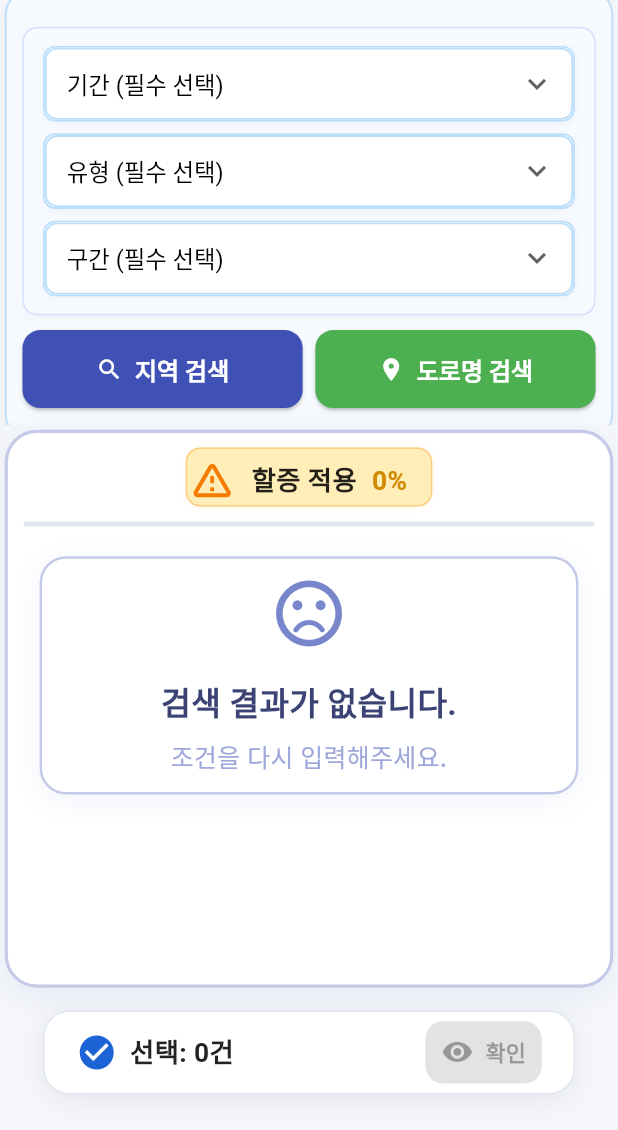
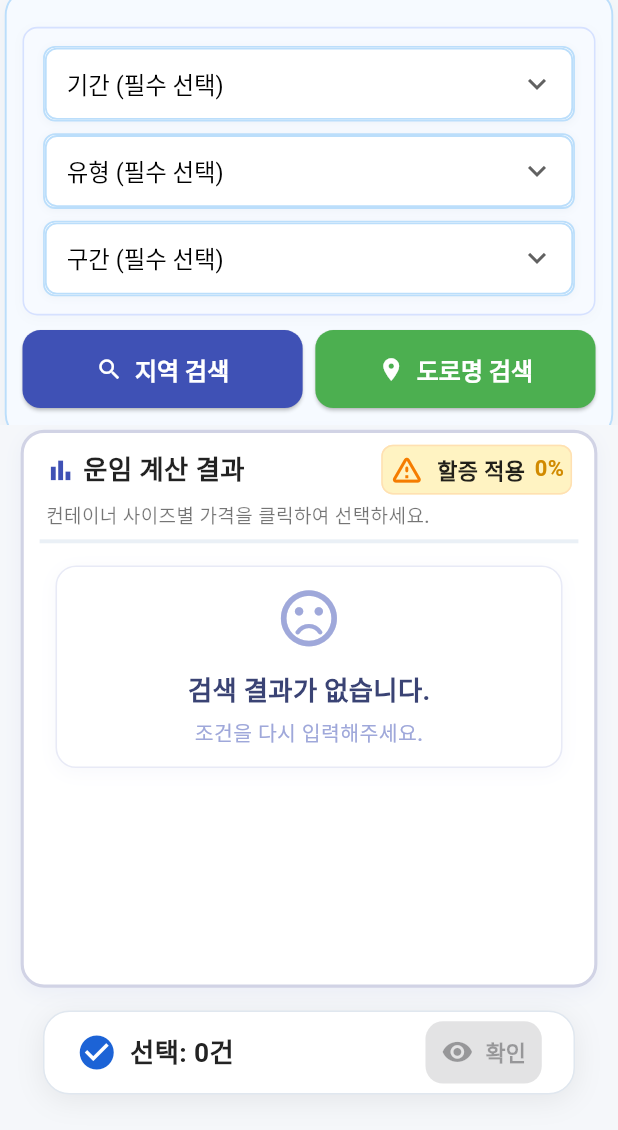
Before and after one commit to jang1231111/line-all-company, a Flutter app: the screen it shows after launch, on a phone screen of 412 x 824 dp, the part 106-1236 px from its top. Run offline on Flutter 3.47's test engine with Material 3 defaults, Android fonts, the phone set to English and light mode, and no system bars; our stand-ins replace dio, firebase_core, firebase_crashlytics, flutter_riverpod, flutter_screenutil, freezed_annotation and 3 more; missing offline and left inert: tutorial_coach_mark; accounts and stored records are empty.

Commit message:
🎨 FareresultTable 폰트 축소

```diff
--- a/lib/features/condition/presentation/widgets/fare_result_table.dart
+++ b/lib/features/condition/presentation/widgets/fare_result_table.dart
@@ -34,18 +34,21 @@ class FareResultTable extends ConsumerWidget {
         constraints: BoxConstraints(maxWidth: 600.w),
         decoration: BoxDecoration(
           color: Colors.white,
-          borderRadius: BorderRadius.circular(22.r),
-          border: Border.all(color: Colors.indigo.shade100, width: 2.w),
+          borderRadius: BorderRadius.circular(16.r),
+          border: Border.all(
+            color: Colors.indigo.shade900.withOpacity(0.2),
+            width: 2.w,
+          ),
           boxShadow: [
             BoxShadow(
-              color: Colors.indigo.withOpacity(0.08),
-              blurRadius: 18.r,
-              offset: Offset(0, 6.h),
+              color: Colors.indigo.withOpacity(0.05),
+              blurRadius: 10.r,
+              offset: Offset(0, 4.h),
             ),
           ],
         ),
-        margin: EdgeInsets.zero,
-        padding: EdgeInsets.symmetric(vertical: 10.h, horizontal: 10.w),
+        margin: EdgeInsets.symmetric(horizontal: 10.w),
+        padding: EdgeInsets.symmetric(vertical: 8.h, horizontal: 10.w),
         child: resultsAsync.when(
           loading: () => SizedBox(
             height: 300.h,
@@ -58,21 +61,47 @@ class FareResultTable extends ConsumerWidget {
           error: (err, stack) => Center(
             child: Text(
               '오류가 발생했습니다.\n$err',
-              style: TextStyle(fontSize: 20.sp, color: Colors.red),
+              style: TextStyle(fontSize: 14.sp, color: Colors.red),
               textAlign: TextAlign.center,
             ),
           ),
           data: (results) => Column(
             crossAxisAlignment: CrossAxisAlignment.start,
             children: [
-              // 할증 정보 박스에 키 추가
+              // 설명 텍스트 추가: 사용자 안내용
+              Padding(
+                padding: EdgeInsets.symmetric(horizontal: 4.w),
+                child: Column(
+                  crossAxisAlignment: CrossAxisAlignment.start,
+                  children: [
+                    Row(
+                      mainAxisAlignment: MainAxisAlignment.spaceBetween,
+                      children: [
+                        Row(
+                          children: [
+                            Icon(
+                              Icons.bar_chart,
+                              color: Colors.indigo,
+                              size: 20.sp,
+                            ),
+                            SizedBox(width: 5.w),
+                            Text(
+                              '운임 계산 결과',
+                              style: TextStyle(
+                                fontSize: 18.sp,
+                                color: Colors.black87,
+                                fontWeight: FontWeight.bold,
+                              ),
+                            ),
+                          ],
+                        ),
                         Row(
                           mainAxisAlignment: MainAxisAlignment.center,
                           children: [
                             Material(
                               key: surchargeTargetKey, // <-- key 전달
                               color: const Color(0xFFFFF3C2),
-                    borderRadius: BorderRadius.circular(10.r),
+                              borderRadius: BorderRadius.circular(8.r),
                               child: InkWell(
                                 splashColor: Colors.orange.withOpacity(0.1),
                                 highlightColor: Colors.orange.withOpacity(0.1),
@@ -86,49 +115,40 @@ class FareResultTable extends ConsumerWidget {
                                 },
                                 child: Container(
                                   decoration: BoxDecoration(
-                          borderRadius: BorderRadius.circular(10.r),
-                          border: Border.all(color: Colors.orange.shade200),
-                          boxShadow: [
-                            BoxShadow(
-                              color: Colors.orange.withOpacity(0.06),
-                              blurRadius: 4.r,
-                              offset: Offset(0, 1.h),
+                                    borderRadius: BorderRadius.circular(8.r),
+                                    border: Border.all(
+                                      color: Colors.orange.shade100,
                                     ),
-                          ],
                                   ),
-                        padding: EdgeInsets.all(1.w),
-                        child: Column(
-                          crossAxisAlignment: CrossAxisAlignment.start,
-                          children: [
-                            SizedBox(height: 4.h),
-                            Row(
-                              mainAxisAlignment: MainAxisAlignment.center,
+                                  padding: EdgeInsets.symmetric(
+                                    vertical: 4.h,
+                                    horizontal: 4.w,
+                                  ),
+                                  child: Row(
+                                    mainAxisSize: MainAxisSize.min,
                                     children: [
                                       Icon(
                                         Icons.warning_amber_rounded,
                                         color: Colors.orange[700],
-                                  size: 32.sp,
+                                        size: 24.sp,
                                       ),
-                                SizedBox(width: 10.w),
+                                      SizedBox(width: 8.w),
                                       Text(
-                                  '할증 적용 ',
+                                        '할증 적용',
                                         style: TextStyle(
-                                    fontWeight: FontWeight.bold,
-                                    fontSize: 18.sp,
+                                          fontWeight: FontWeight.w700,
+                                          fontSize: 15.sp,
                                           color: Colors.black87,
                                         ),
                                       ),
-                                SizedBox(width: 5.w),
+                                      SizedBox(width: 6.w),
                                       Text(
                                         '${(surchargeRate * 100).toStringAsFixed(0)}%',
                                         style: TextStyle(
-                                    fontWeight: FontWeight.bold,
-                                    fontSize: 18.sp,
+                                          fontWeight: FontWeight.w700,
+                                          fontSize: 15.sp,
                                           color: Color(0xFFD18A00),
                                         ),
-                                ),
-                                SizedBox(width: 14.w),
-                              ],
                                       ),
                                     ],
                                   ),
@@ -137,7 +157,26 @@ class FareResultTable extends ConsumerWidget {
                             ),
                           ],
                         ),
-              Divider(height: 24.h, thickness: 3.w, color: Color(0xFFE0E7EF)),
+                      ],
+                    ),
+                    SizedBox(height: 5.h),
+                    Text(
+                      '컨테이너 사이즈별 가격을 클릭하여 선택하세요.',
+                      style: TextStyle(
+                        fontSize: 13.sp,
+                        color: Colors.black54,
+                        fontWeight: FontWeight.w500,
+                      ),
+                    ),
+                  ],
+                ),
+              ),
+
+              // 할증 정보 박스에 키 추가
+              SizedBox(height: 5.h),
+              Divider(height: 5.h, thickness: 2.5.w, color: Color(0xFFEAF0F6)),
+              SizedBox(height: 4.h),
+
               if (results.isEmpty)
                 // ...empty UI...
                 Padding(
@@ -149,19 +188,19 @@ class FareResultTable extends ConsumerWidget {
                     child: Container(
                       key: resultsTargetKey, // <-- 전체 결과 영역 키
                       width: double.infinity,
-                      padding: EdgeInsets.symmetric(vertical: 10.h),
+                      padding: EdgeInsets.symmetric(vertical: 12.h),
                       decoration: BoxDecoration(
                         color: Colors.white,
-                        borderRadius: BorderRadius.circular(18.r),
+                        borderRadius: BorderRadius.circular(14.r),
                         border: Border.all(
-                          color: Colors.indigo.shade100,
-                          width: 1.5.w,
+                          color: Colors.indigo.shade50,
+                          width: 1.w,
                         ),
                         boxShadow: [
                           BoxShadow(
-                            color: Colors.indigo.withOpacity(0.07),
-                            blurRadius: 16.r,
-                            offset: Offset(0, 4.h),
+                            color: Colors.indigo.withOpacity(0.04),
+                            blurRadius: 10.r,
+                            offset: Offset(0, 3.h),
                           ),
                         ],
                       ),
@@ -170,28 +209,28 @@ class FareResultTable extends ConsumerWidget {
                         children: [
                           Icon(
                             Icons.sentiment_dissatisfied_rounded,
-                            color: Colors.indigo.shade300,
-                            size: 54.sp,
+                            color: Colors.indigo.shade200,
+                            size: 46.sp,
                           ),
-                          SizedBox(height: 18.h),
+                          SizedBox(height: 12.h),
                           Text(
                             '검색 결과가 없습니다.',
                             style: TextStyle(
                               color: Color(0xFF3A4374),
-                              fontSize: 22.sp,
+                              fontSize: 18.sp,
                               fontWeight: FontWeight.bold,
                               letterSpacing: 0.2,
                             ),
                           ),
-                          SizedBox(height: 8.h),
+                          SizedBox(height: 6.h),
                           Text(
                             '조건을 다시 입력해주세요.',
                             textAlign: TextAlign.center,
                             style: TextStyle(
                               color: Colors.indigo.shade200,
-                              fontSize: 17.sp,
+                              fontSize: 14.sp,
                               fontWeight: FontWeight.w500,
-                              height: 1.5,
+                              height: 1.4,
                             ),
                           ),
                         ],
@@ -227,23 +266,23 @@ class FareResultTable extends ConsumerWidget {
                           ),
                           decoration: BoxDecoration(
                             color: Colors.white,
-                            borderRadius: BorderRadius.circular(16.r),
+                            borderRadius: BorderRadius.circular(12.r),
                             border: Border.all(
-                              color: Colors.indigo.shade100,
+                              color: Colors.indigo.shade900.withOpacity(0.2),
                               width: 1.5.w,
                             ),
                             boxShadow: [
                               BoxShadow(
-                                color: Colors.indigo.withOpacity(0.06),
-                                blurRadius: 8.r,
+                                color: Colors.indigo.withOpacity(0.03),
+                                blurRadius: 6.r,
                                 offset: Offset(0, 2.h),
                               ),
                             ],
                           ),
                           child: Padding(
                             padding: EdgeInsets.symmetric(
-                              vertical: 14.h,
-                              horizontal: 12.w,
+                              vertical: 12.h,
+                              horizontal: 10.w,
                             ),
                             child: FareResultRow(
                               row: row,
```
Also changed, not shown: lib/features/condition/presentation/widgets/fare_result_row.dart (+126 -78 lines). Lines whose indentation alone changed are shown as unchanged.
